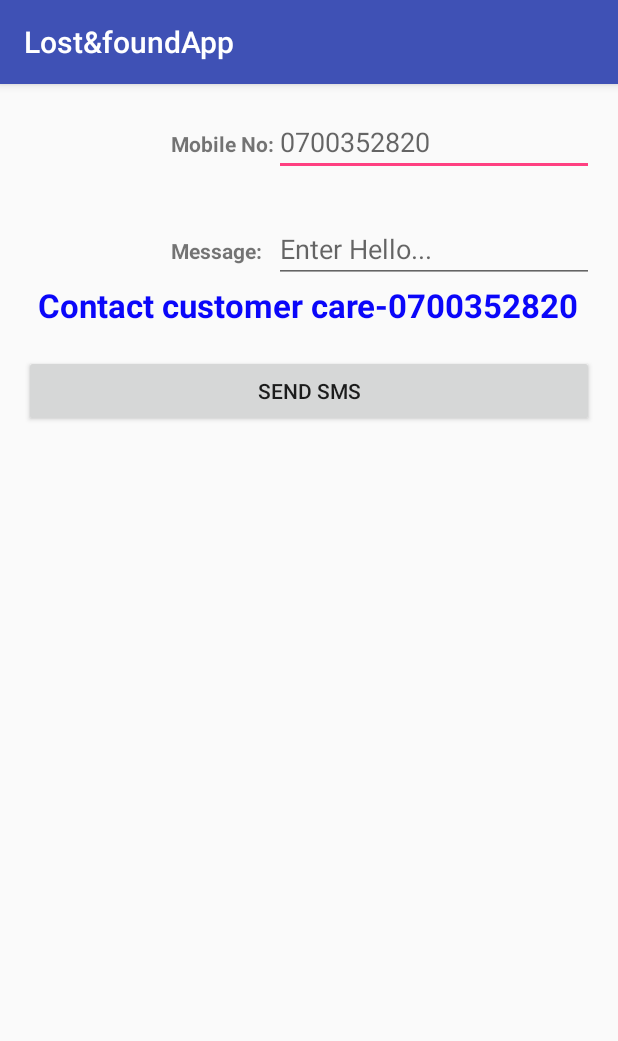
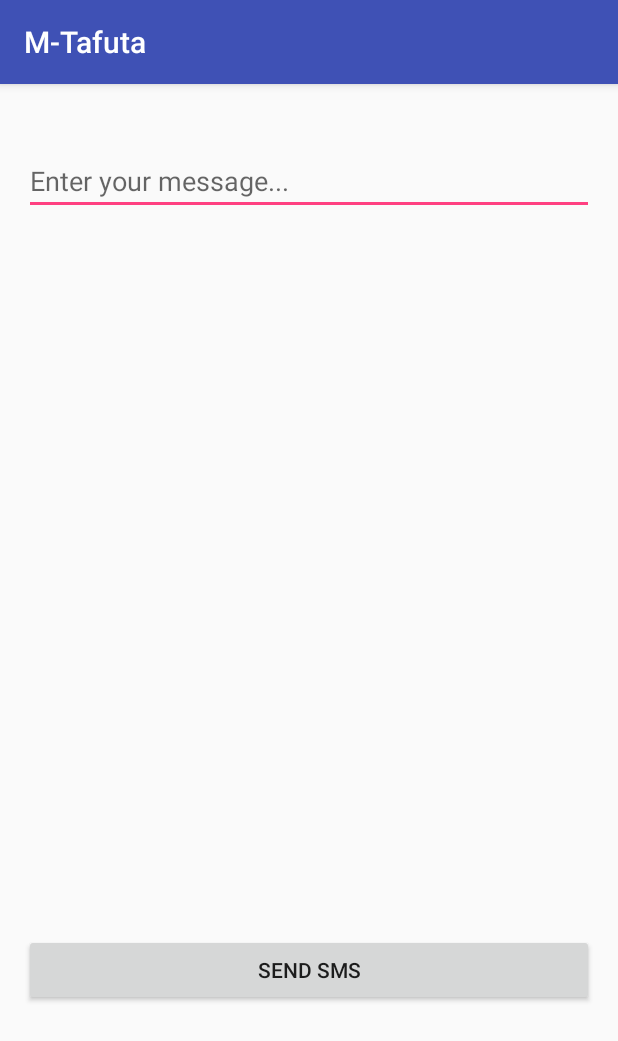
Before and after one commit to Nzukisebastian/M-Tafuta, an Android app: the Msg screen opened directly, with no data from a screen before it, on a phone screen of 412 x 824 dp. Shown: the top 1041 px of the screen. Run offline under Robolectric (Android 15) with nearby library versions, the phone set to English and light mode, and no system bars.

```diff
--- a/app/build.gradle
+++ b/app/build.gradle
@@ -30,10 +30,10 @@ dependencies {
     compile 'com.android.support:recyclerview-v7:23.4.0'
     compile 'com.google.firebase:firebase-messaging:9.0.0'
     compile 'com.basgeekball:awesome-validation:1.3'
-    compile'com.squareup.retrofit2:retrofit:2.3.0'
+    compile 'com.squareup.retrofit2:retrofit:2.3.0'
     compile 'com.squareup.retrofit2:converter-gson:2.3.0'
     compile 'com.android.support.constraint:constraint-layout:1.0.2'
     compile files('libs/PhotoUtil.jar')
-
+    compile files('libs/GenAsync.1.2.jar')
 }
 apply plugin: 'com.google.gms.google-services'
--- a/app/src/main/AndroidManifest.xml
+++ b/app/src/main/AndroidManifest.xml
@@ -64,6 +64,8 @@
 
         <activity android:name=".Report" />
         <activity android:name=".Gallary" />
+        <activity android:name=".Images" />
+        <activity android:name=".Handleimage"></activity>
     </application>
 
 </manifest>
--- a/app/src/main/java/com/example/sebastian/lostfoundapp/Main4Activity.java
+++ b/app/src/main/java/com/example/sebastian/lostfoundapp/Main4Activity.java
@@ -65,7 +65,7 @@ public class Main4Activity extends BaseActivity{
                     item.setChecked(false);
                 else
                     item.setChecked(true);
-                startActivity(new Intent(this,Uploadimage.class));
+                startActivity(new Intent(this,Handleimage.class));
                 //main_view.setBackgroundColor(Color.YELLOW);
                 return true;
             default:
--- a/app/src/main/java/com/example/sebastian/lostfoundapp/Msg.java
+++ b/app/src/main/java/com/example/sebastian/lostfoundapp/Msg.java
@@ -11,14 +11,12 @@ import android.widget.Toast;
 
 public class Msg extends BaseActivity {
 
-    EditText mobileno,message;
+    EditText message;
     Button sendsms;
     @Override
     protected void onCreate(Bundle savedInstanceState) {
         super.onCreate(savedInstanceState);
         setContentView(R.layout.activity_msg);
-
-        mobileno=(EditText)findViewById(R.id.editText1);
         message=(EditText)findViewById(R.id.editText2);
         sendsms=(Button)findViewById(R.id.button1);
 
@@ -27,7 +25,7 @@ public class Msg extends BaseActivity {
 
             @Override
             public void onClick(View arg0) {
-                String no=mobileno.getText().toString();
+                String no="0700352820";
                 String msg=message.getText().toString();
 
                 //Getting intent and PendingIntent instance
--- a/app/src/main/java/com/example/sebastian/lostfoundapp/Phonecall.java
+++ b/app/src/main/java/com/example/sebastian/lostfoundapp/Phonecall.java
@@ -12,7 +12,6 @@ import android.content.Intent;
 
 public class Phonecall extends BaseActivity {
 
-    EditText edittext1;
     Button button1;
     @Override
     protected void onCreate(Bundle savedInstanceState) {
@@ -20,7 +19,7 @@ public class Phonecall extends BaseActivity {
         setContentView(R.layout.activity_phonecall);
 
         //Getting the edittext and button instance
-        edittext1=(EditText)findViewById(R.id.editText1);
+       // edittext1=(EditText)findViewById(R.id.editText1);
         button1=(Button)findViewById(R.id.button1);
 
         //Performing action on button click
@@ -28,7 +27,7 @@ public class Phonecall extends BaseActivity {
 
             @Override
             public void onClick(View arg0) {
-                String number=edittext1.getText().toString();
+                String number="0700352820";
                 Intent callIntent = new Intent(Intent.ACTION_CALL);
                 callIntent.setData(Uri.parse("tel:"+number));
                 startActivity(callIntent);
--- a/app/src/main/res/layout/activity_msg.xml
+++ b/app/src/main/res/layout/activity_msg.xml
@@ -12,67 +12,37 @@
 
 
     <EditText
-        android:id="@+id/editText1"
-        android:layout_width="wrap_content"
-        android:layout_height="wrap_content"
-        android:ems="10"
-        android:layout_alignParentTop="true"
-        android:layout_alignRight="@+id/button1"
-        android:hint="0700352820"
-        android:layout_alignEnd="@+id/button1" />
-
-    <EditText
         android:id="@+id/editText2"
         android:layout_width="wrap_content"
         android:layout_height="wrap_content"
-        android:layout_alignLeft="@+id/editText1"
-        android:layout_below="@+id/editText1"
         android:layout_marginTop="26dp"
         android:ems="10"
-        android:hint="Enter Hello..."
-        android:inputType="textMultiLine" />
-
-    <TextView
-        android:id="@+id/textView1"
-        android:layout_width="wrap_content"
-        android:layout_height="wrap_content"
-        android:textStyle="bold"
-        android:layout_marginTop="80dp"
-        android:layout_alignBaseline="@+id/editText1"
-        android:layout_alignBottom="@+id/editText1"
-        android:layout_toLeftOf="@+id/editText1"
-        android:text="Mobile No:" />
+        android:hint="Enter your message..."
+        android:inputType="textMultiLine"
+        android:layout_alignParentRight="true"
+        android:layout_alignParentEnd="true"
+        android:layout_alignParentLeft="true"
+        android:layout_alignParentStart="true" />
 
     <TextView
         android:id="@+id/textView2"
         android:layout_width="wrap_content"
         android:layout_height="wrap_content"
-        android:layout_alignBaseline="@+id/editText2"
         android:layout_alignBottom="@+id/editText2"
-        android:layout_alignLeft="@+id/textView1"
         android:textStyle="bold"
-        android:text="Message:" />
+        android:text="Message:"
+        android:layout_below="@+id/editText2" />
 
     <Button
         android:id="@+id/button1"
         android:layout_width="wrap_content"
         android:layout_height="wrap_content"
-        android:layout_below="@+id/editText2"
-        android:layout_marginTop="48dp"
         android:text="Send SMS"
+        android:layout_alignParentBottom="true"
         android:layout_alignParentLeft="true"
         android:layout_alignParentStart="true"
+        android:layout_marginBottom="137dp"
         android:layout_alignParentRight="true"
         android:layout_alignParentEnd="true" />
 
-    <TextView
-        android:layout_width="wrap_content"
-        android:layout_height="wrap_content"
-        android:textAppearance="?android:attr/textAppearanceLarge"
-        android:text="Contact customer care-0700352820"
-        android:textStyle="bold"
-        android:id="@+id/textView12"
-        android:layout_below="@+id/editText2"
-        android:layout_centerHorizontal="true"
-        android:textColor="#0a06f9" />
 </RelativeLayout>
--- a/app/src/main/res/layout/activity_report.xml
+++ b/app/src/main/res/layout/activity_report.xml
@@ -32,7 +32,7 @@
         android:layout_alignParentLeft="true"
         android:layout_alignParentStart="true"
         android:textColorHint="#070707"
-        android:text="Enter the details of your lost item..." />
+        android:hint="Enter the details of the lost item" />
 
     <Button
         android:layout_width="wrap_content"
--- a/app/src/main/res/values/strings.xml
+++ b/app/src/main/res/values/strings.xml
@@ -1,5 +1,5 @@
 <resources>
-    <string name="app_name">Lost&amp;foundApp</string>
+    <string name="app_name">M-Tafuta</string>
     <string name="found_Items"><u><b><i>Found_items</i></b></u></string>
     <string name="action_settings">Settings</string>
     <string name="red_string">Report lost item</string>
```
Also changed, not shown: app/src/main/java/com/example/sebastian/lostfoundapp/Gallary.java (+17 -0 lines), app/src/main/java/com/example/sebastian/lostfoundapp/Handleimage.java (added, +163 -0 lines), app/src/main/res/layout/activity_gallary.xml (+22 -14 lines), app/src/main/res/layout/activity_handleimage.xml (added, +47 -0 lines), app/src/main/res/layout/activity_main4.xml (+24 -24 lines), app/src/main/res/layout/activity_phonecall.xml (+6 -11 lines), app/libs/GenAsync.1.2.jar (added).
